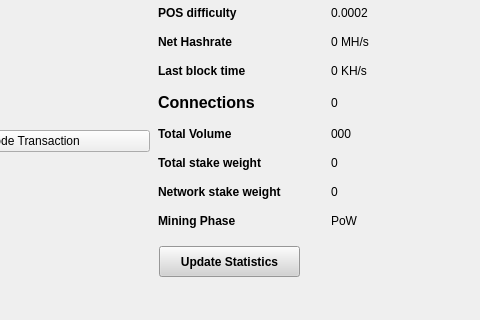
Qt form src/qt/forms/blockbrowser.ui (altcommunitycoin/SONO) before a commit; both pictures show x 372 to 852 and y 175 to 495 of the 852 by 495 pixel window.
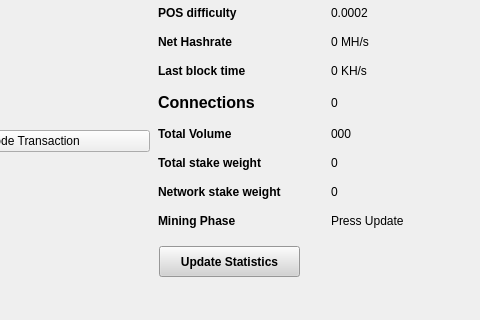
The same form after that commit.

Patch:
```diff
--- a/src/qt/forms/blockbrowser.ui
+++ b/src/qt/forms/blockbrowser.ui
@@ -592,7 +592,7 @@
          <item row="11" column="1">
           <widget class="QLabel" name="cBox_2">
            <property name="text">
-            <string>PoW</string>
+            <string>Press Update</string>
            </property>
           </widget>
          </item>
```
